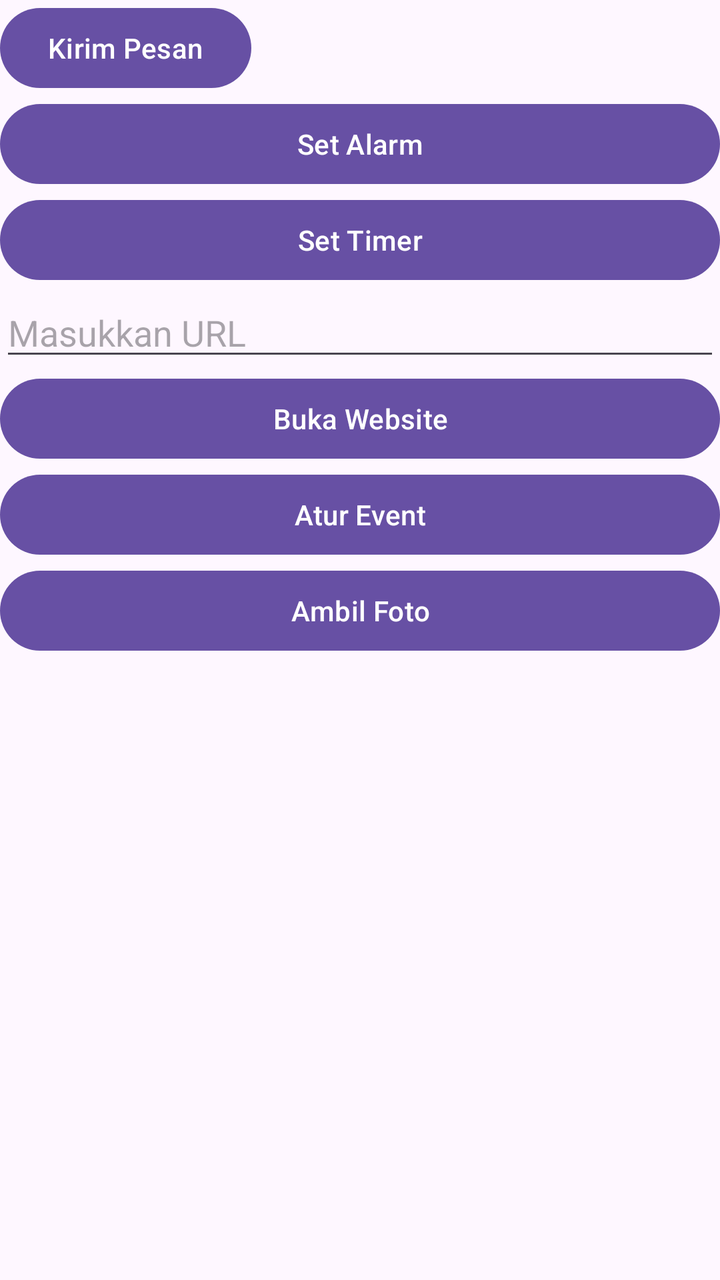
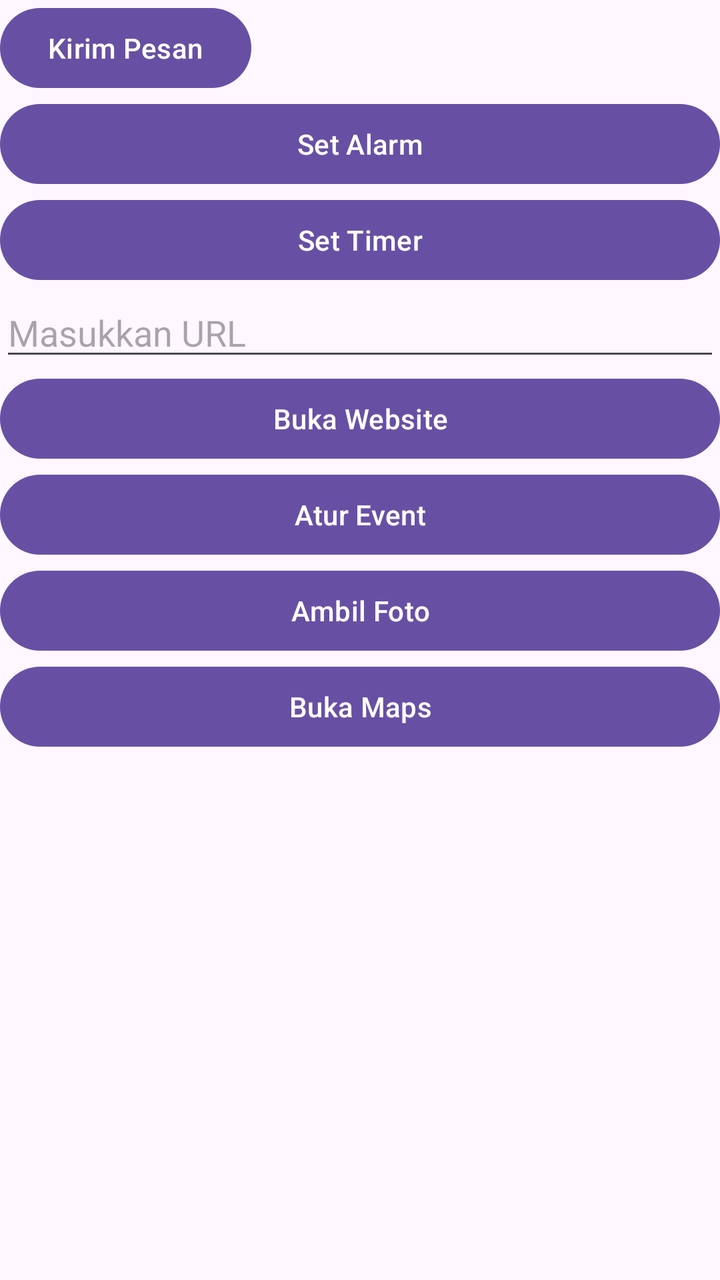

Compare the two renders of this Android layout. The source of the first and the diff that turns it into the second are given below.
<!-- AndroidManifest.xml: application theme Theme.ImplisitIntent -->
<!-- res/layout/activity_main.xml -->
<?xml version="1.0" encoding="utf-8"?>
<LinearLayout xmlns:android="http://schemas.android.com/apk/res/android"
    xmlns:app="http://schemas.android.com/apk/res-auto"
    xmlns:tools="http://schemas.android.com/tools"
    android:id="@+id/main"
    android:layout_width="match_parent"
    android:layout_height="match_parent"
    android:orientation="vertical"
    tools:context=".MainActivity">
    <Button
        android:layout_width="wrap_content"
        android:layout_height="wrap_content"
        android:id="@+id/btnKirimPesan"
        android:text="Kirim Pesan"/>
    <Button
        android:layout_width="match_parent"
        android:layout_height="wrap_content"
        android:id="@+id/btnSetAlarm"
        android:text="Set Alarm"/>
    <Button
        android:layout_width="match_parent"
        android:layout_height="wrap_content"
        android:id="@+id/btnSetTimer"
        android:text="Set Timer"/>
    <EditText
        android:layout_width="match_parent"
        android:layout_height="wrap_content"
        android:hint="Masukkan URL"
        android:id="@+id/etURL"/>
    <Button
        android:layout_width="match_parent"
        android:layout_height="wrap_content"
        android:text="Buka Website"
        android:id="@+id/btnOpenURL"/>
    <Button
        android:layout_width="match_parent"
        android:layout_height="wrap_content"
        android:text="Atur Event"
        android:id="@+id/btnSetEvent"/>
    <ImageView
        android:layout_width="match_parent"
        android:layout_height="wrap_content"
        android:scaleType="centerCrop"
        android:id="@+id/ivHasil"/>

    <Button
        android:layout_width="match_parent"
        android:layout_height="wrap_content"
        android:text="Ambil Foto"
        android:id="@+id/btnGetPhoto"/>


</LinearLayout>
<!-- resources referenced by this layout -->
<resources>
  <style name="Theme.ImplisitIntent" parent="Base.Theme.ImplisitIntent" />
  <style name="Base.Theme.ImplisitIntent" parent="Theme.Material3.DayNight.NoActionBar">
          
          
      </style>
</resources>

<!-- the commit's change to res/layout/activity_main.xml (unified diff, before → after) -->
@@ -42,12 +42,17 @@
         android:layout_height="wrap_content"
         android:scaleType="centerCrop"
         android:id="@+id/ivHasil"/>
-
     <Button
         android:layout_width="match_parent"
         android:layout_height="wrap_content"
         android:text="Ambil Foto"
         android:id="@+id/btnGetPhoto"/>
+    <Button
+
+        android:layout_width="match_parent"
+        android:layout_height="wrap_content"
+        android:text="Buka Maps"
+        android:id="@+id/btnBukaMaps"/>
 
 
 </LinearLayout>
